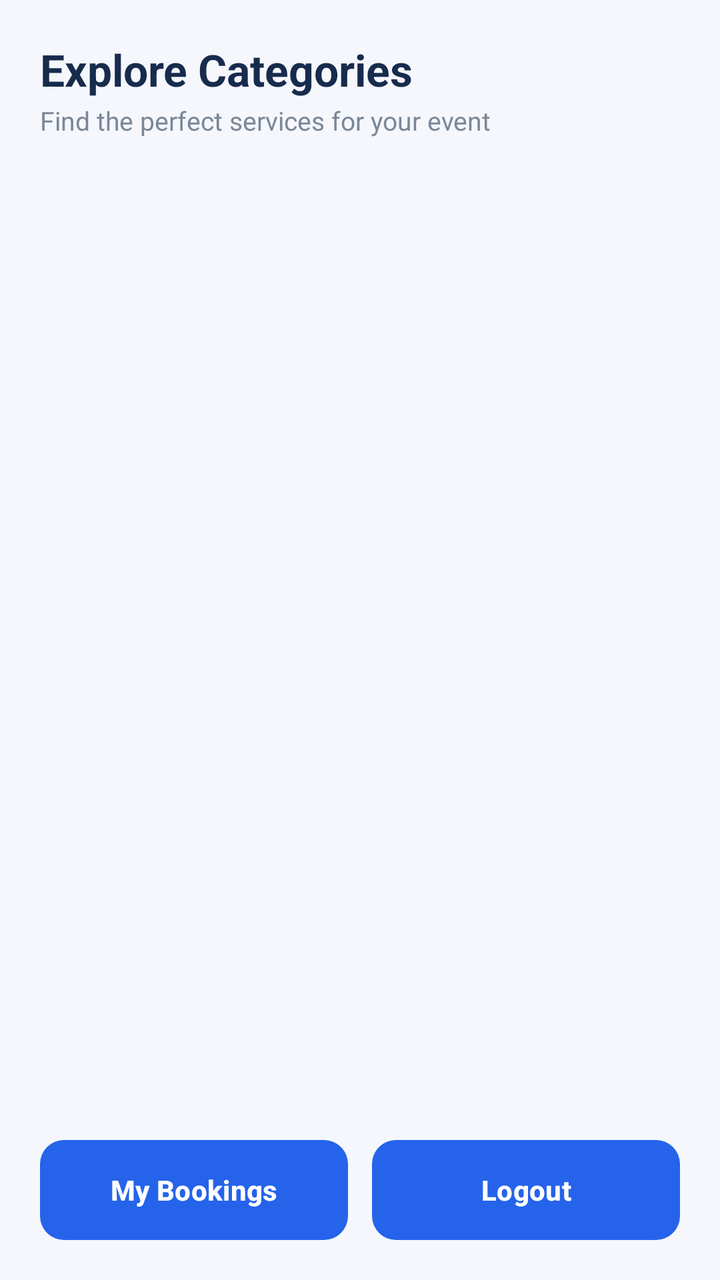
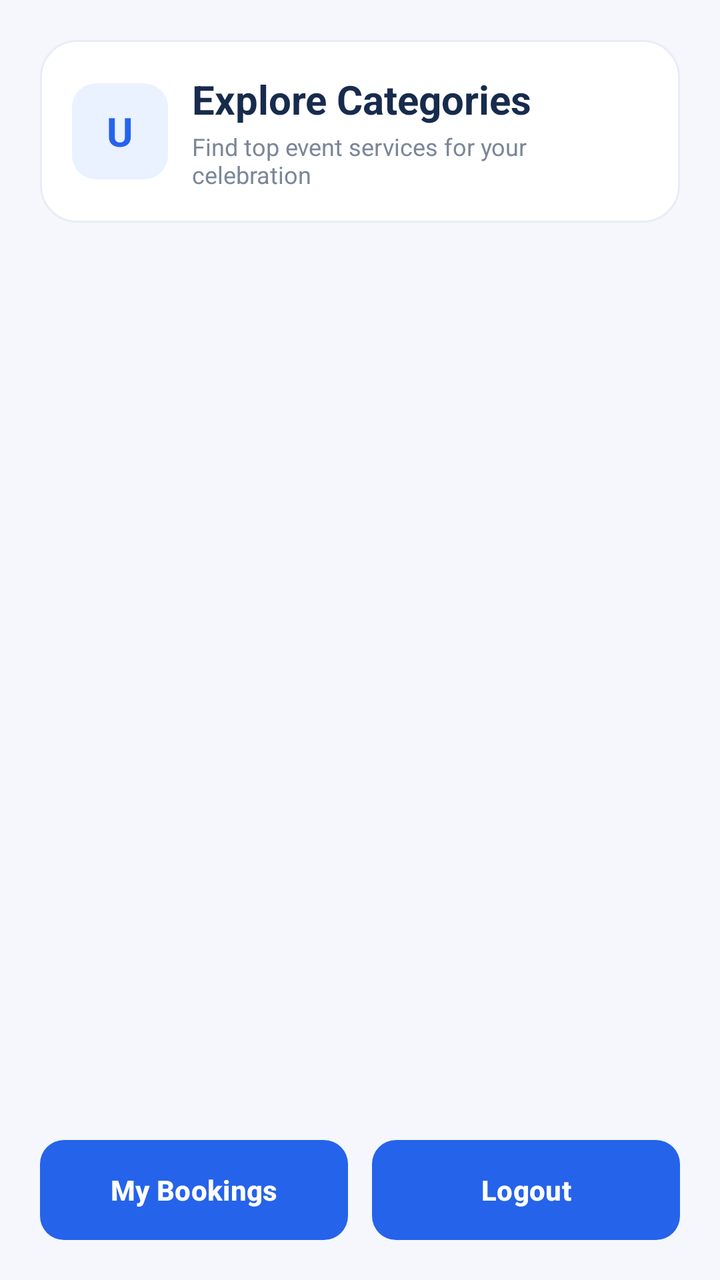

Two renders of the same Android screen: before a commit and after it. Below are the layout's source before the change and the commit's diff.
<!-- AndroidManifest.xml: application theme Theme.HappyHappenings -->
<!-- res/layout/activity_user_dashboard.xml -->
<?xml version="1.0" encoding="utf-8"?>
<LinearLayout
    xmlns:android="http://schemas.android.com/apk/res/android"
    xmlns:app="http://schemas.android.com/apk/res-auto"
    android:layout_width="match_parent"
    android:layout_height="match_parent"
    android:orientation="vertical"
    android:padding="20dp"
    android:background="#F5F7FC">

    
    <LinearLayout
        android:layout_width="match_parent"
        android:layout_height="wrap_content"
        android:orientation="horizontal"
        android:gravity="center_vertical"
        android:layout_marginBottom="16dp">

        <LinearLayout
            android:layout_width="0dp"
            android:layout_height="wrap_content"
            android:layout_weight="1"
            android:orientation="vertical">

            <TextView
                android:layout_width="wrap_content"
                android:layout_height="wrap_content"
                android:text="Explore Categories"
                android:textSize="22sp"
                android:textStyle="bold"
                android:textColor="#172B4D"/>

            <TextView
                android:layout_width="wrap_content"
                android:layout_height="wrap_content"
                android:text="Find the perfect services for your event"
                android:textSize="13sp"
                android:textColor="#7B8798"
                android:layout_marginTop="2dp"/>

        </LinearLayout>

    </LinearLayout>

    
    <ScrollView
        android:layout_width="match_parent"
        android:layout_height="0dp"
        android:layout_weight="1"
        android:fillViewport="true">

        <LinearLayout
            android:id="@+id/categoryList"
            android:layout_width="match_parent"
            android:layout_height="wrap_content"
            android:orientation="vertical"/>

    </ScrollView>

    
    <LinearLayout
        android:layout_width="match_parent"
        android:layout_height="wrap_content"
        android:orientation="horizontal"
        android:layout_marginTop="12dp">

        <Button
            android:id="@+id/bookings"
            android:layout_width="0dp"
            android:layout_height="50dp"
            android:layout_weight="1"
            android:text="My Bookings"
            android:textColor="#FFFFFF"
            android:textStyle="bold"
            android:layout_marginEnd="6dp"
            android:background="@drawable/blue_button_bg"
            android:backgroundTint="@null"
            app:backgroundTint="@null"/>

        <Button
            android:id="@+id/logout"
            android:layout_width="0dp"
            android:layout_height="50dp"
            android:layout_weight="1"
            android:text="Logout"
            android:textColor="#FFFFFF"
            android:textStyle="bold"
            android:layout_marginStart="6dp"
            android:background="@drawable/blue_button_bg"
            android:backgroundTint="@null"
            app:backgroundTint="@null"/>

    </LinearLayout>

</LinearLayout>
<!-- resources referenced by this layout -->
<resources>
  <!-- drawable blue_button_bg (drawable) -->
  <?xml version="1.0" encoding="utf-8"?>
  <shape xmlns:android="http://schemas.android.com/apk/res/android">
  
      <solid android:color="#2563EB"/>
  
      <corners android:radius="12dp"/>
  
  </shape>
  <style name="Theme.HappyHappenings" parent="Base.Theme.HappyHappenings" />
  <style name="Base.Theme.HappyHappenings" parent="Theme.Material3.DayNight.NoActionBar">
          
          
      </style>
</resources>

<!-- the commit's change to res/layout/activity_user_dashboard.xml (unified diff, before → after) -->
@@ -14,27 +14,44 @@
         android:layout_height="wrap_content"
         android:orientation="horizontal"
         android:gravity="center_vertical"
+        android:padding="16dp"
+        android:background="@drawable/register_card_bg"
         android:layout_marginBottom="16dp">
+
+        <TextView
+            android:id="@+id/userAvatar"
+            android:layout_width="48dp"
+            android:layout_height="48dp"
+            android:text="U"
+            android:textSize="20sp"
+            android:textStyle="bold"
+            android:textColor="#2563EB"
+            android:gravity="center"
+            android:background="@drawable/blue_button_bg"
+            android:backgroundTint="#EAF1FF"
+            app:backgroundTint="#EAF1FF"/>
 
         <LinearLayout
             android:layout_width="0dp"
             android:layout_height="wrap_content"
             android:layout_weight="1"
-            android:orientation="vertical">
+            android:orientation="vertical"
+            android:layout_marginStart="12dp">
 
             <TextView
+                android:id="@+id/userWelcomeText"
                 android:layout_width="wrap_content"
                 android:layout_height="wrap_content"
                 android:text="Explore Categories"
-                android:textSize="22sp"
+                android:textSize="20sp"
                 android:textStyle="bold"
                 android:textColor="#172B4D"/>
 
             <TextView
                 android:layout_width="wrap_content"
                 android:layout_height="wrap_content"
-                android:text="Find the perfect services for your event"
-                android:textSize="13sp"
+                android:text="Find top event services for your celebration"
+                android:textSize="12sp"
                 android:textColor="#7B8798"
                 android:layout_marginTop="2dp"/>
 
<!-- resource entries referenced after the edit -->
@@ -9,6 +9,15 @@
       <corners android:radius="12dp"/>
   
   </shape>
+  <!-- drawable register_card_bg (drawable) -->
+  <?xml version="1.0" encoding="utf-8"?>
+  <shape xmlns:android="http://schemas.android.com/apk/res/android">
+      <solid android:color="#FFFFFF"/>
+      <corners android:radius="18dp"/>
+      <stroke
+          android:width="1dp"
+          android:color="#E8EDF5"/>
+  </shape>
   <style name="Theme.HappyHappenings" parent="Base.Theme.HappyHappenings" />
   <style name="Base.Theme.HappyHappenings" parent="Theme.Material3.DayNight.NoActionBar">
           
